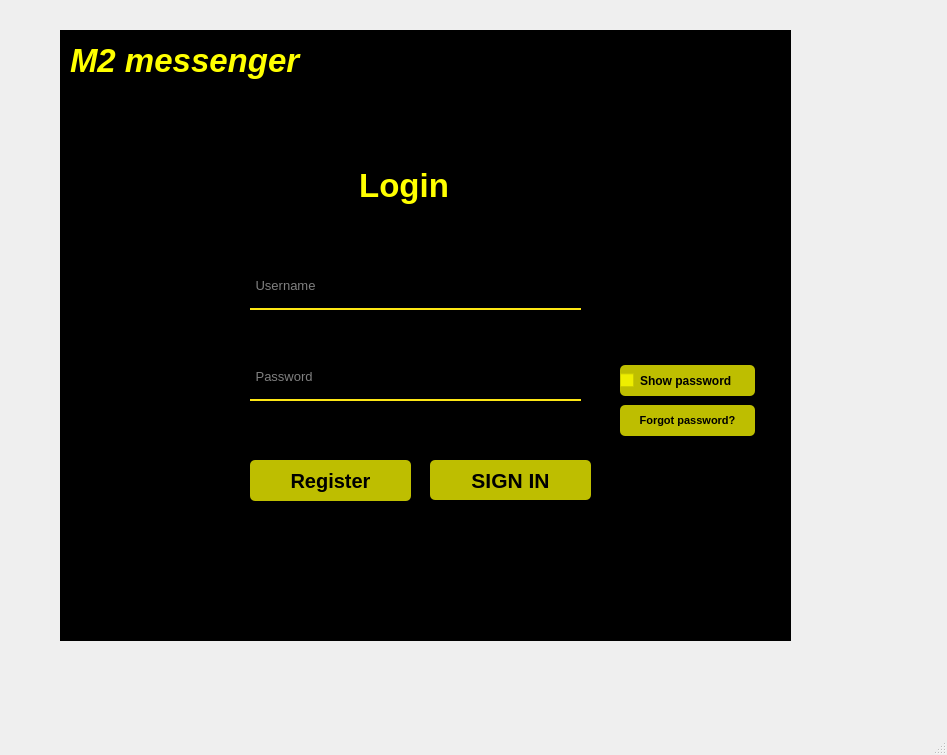
Above: untitled/mainwindow.ui from MohamadKhavaran/M2-Massenger before the change. Below: the same form after it.
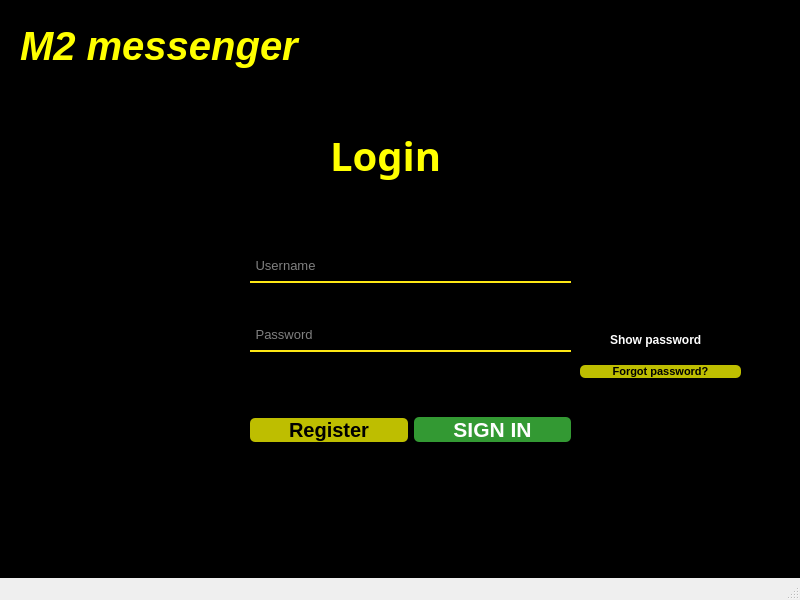
That is the form after the change. Icons and pictures are not drawn.

Patch:
```diff
--- a/untitled/mainwindow.ui
+++ b/untitled/mainwindow.ui
@@ -6,8 +6,8 @@
    <rect>
     <x>0</x>
     <y>0</y>
-    <width>947</width>
-    <height>755</height>
+    <width>800</width>
+    <height>600</height>
    </rect>
   </property>
   <property name="windowTitle">
@@ -20,145 +20,91 @@
    <widget class="QWidget" name="widget" native="true">
     <property name="geometry">
      <rect>
-      <x>60</x>
-      <y>30</y>
-      <width>731</width>
-      <height>611</height>
+      <x>0</x>
+      <y>0</y>
+      <width>800</width>
+      <height>600</height>
      </rect>
     </property>
     <property name="styleSheet">
-     <string notr="true">background-color:rgba(0, 0, 0, 255);</string>
+     <string notr="true">background-color:rgb(0, 0, 0);</string>
     </property>
-    <widget class="QLabel" name="label_3">
+    <widget class="QLabel" name="label_2">
      <property name="geometry">
       <rect>
-       <x>290</x>
-       <y>120</y>
-       <width>131</width>
+       <x>20</x>
+       <y>10</y>
+       <width>351</width>
        <height>71</height>
       </rect>
      </property>
      <property name="font">
       <font>
-       <pointsize>25</pointsize>
+       <pointsize>30</pointsize>
+       <italic>true</italic>
        <bold>true</bold>
       </font>
      </property>
      <property name="styleSheet">
-      <string notr="true">color:rgb(255,255,0)	;
-</string>
+      <string notr="true">QLabel#label_2{
+color:rgb(255,255,0)	;
+}
+
+QLabel#label_2:hover{
+color: rgb(254, 208, 83);
+}</string>
      </property>
      <property name="text">
-      <string> Login</string>
+      <string>M2 messenger</string>
      </property>
     </widget>
-    <widget class="QLineEdit" name="lineEdit">
+    <widget class="QWidget" name="verticalLayoutWidget">
      <property name="geometry">
       <rect>
-       <x>190</x>
-       <y>240</y>
-       <width>331</width>
-       <height>40</height>
-      </rect>
-     </property>
-     <property name="font">
-      <font>
-       <pointsize>10</pointsize>
-      </font>
-     </property>
-     <property name="styleSheet">
-      <string notr="true">bbackground-color:rgba(0, 0, 0, 0);
-border:none;
-border-bottom:2px solid rgba(254, 231, 21, 1);
-color:rgba(255, 255, 255, 255);
-padding-bottom:7px;</string>
-     </property>
-     <property name="placeholderText">
-      <string> Username</string>
-     </property>
-    </widget>
-    <widget class="QLineEdit" name="lineEdit_2">
-     <property name="geometry">
-      <rect>
-       <x>190</x>
-       <y>331</y>
-       <width>331</width>
-       <height>40</height>
-      </rect>
-     </property>
-     <property name="font">
-      <font>
-       <pointsize>10</pointsize>
-      </font>
-     </property>
-     <property name="styleSheet">
-      <string notr="true">bbackground-color:rgba(0, 0, 0, 0);
-border:none;
-border-bottom:2px solid rgba(254, 231, 21, 1);
-color:rgba(255, 255, 255, 255);
-padding-bottom:7px;</string>
-     </property>
-     <property name="echoMode">
-      <enum>QLineEdit::Password</enum>
-     </property>
-     <property name="placeholderText">
-      <string> Password</string>
-     </property>
-    </widget>
-    <widget class="QPushButton" name="pushButton">
-     <property name="geometry">
-      <rect>
-       <x>370</x>
-       <y>430</y>
+       <x>580</x>
+       <y>320</y>
        <width>161</width>
-       <height>40</height>
+       <height>71</height>
       </rect>
      </property>
-     <property name="font">
-      <font>
-       <pointsize>16</pointsize>
-       <bold>true</bold>
-      </font>
-     </property>
-     <property name="styleSheet">
-      <string notr="true">QPushButton#pushButton{
-	background-color:rgba(255, 255, 0, 190);
-	color:rgba(0, 0, 0, 255);
-	border-radius:5px;
+     <layout class="QVBoxLayout" name="verticalLayout">
+      <item>
+       <widget class="QCheckBox" name="checkBox">
+        <property name="font">
+         <font>
+          <bold>true</bold>
+         </font>
+        </property>
+        <property name="styleSheet">
+         <string notr="true">QCheckBox#checkBox {
+padding-left: 10px;
+border-radius: 5px;
+color: #fefefe;
 }
 
-QPushButton#pushButton:hover{
-	background-color:rgb(246, 120, 29);
-
+QCheckBox#checkBox:hover {
+	color: rgb(241, 182, 88);
 }
 
-QPushButton#pushButton:pressed{
-	padding-left:5px;
-	padding-top:5px;
-	background-color:rgba(150,123, 111, 255);
+QCheckBox#checkBox:pressed {
+	color: rgb(85, 255, 255);
 }</string>
-     </property>
-     <property name="text">
-      <string>SIGN IN</string>
-     </property>
-    </widget>
-    <widget class="QPushButton" name="pushButton_2">
-     <property name="geometry">
-      <rect>
-       <x>560</x>
-       <y>375</y>
-       <width>135</width>
-       <height>31</height>
-      </rect>
-     </property>
-     <property name="font">
-      <font>
-       <pointsize>8</pointsize>
-       <bold>true</bold>
-      </font>
-     </property>
-     <property name="styleSheet">
-      <string notr="true">QPushButton#pushButton_2{
+        </property>
+        <property name="text">
+         <string>Show password</string>
+        </property>
+       </widget>
+      </item>
+      <item>
+       <widget class="QPushButton" name="pushButton_2">
+        <property name="font">
+         <font>
+          <pointsize>8</pointsize>
+          <bold>true</bold>
+         </font>
+        </property>
+        <property name="styleSheet">
+         <string notr="true">QPushButton#pushButton_2{
 	background-color:rgba(255, 255, 0, 190);
 	color:rgba(0, 0, 0, 255);
 	border-radius:5px;
@@ -173,31 +119,119 @@
 	padding-left:5px;
 	padding-top:5px;
 	background-color:rgba(150,123, 111, 255);
-}</string>
+}
+</string>
+        </property>
+        <property name="text">
+         <string>Forgot password?</string>
+        </property>
+       </widget>
+      </item>
+     </layout>
+    </widget>
+    <widget class="QWidget" name="verticalLayoutWidget_2">
+     <property name="geometry">
+      <rect>
+       <x>250</x>
+       <y>220</y>
+       <width>321</width>
+       <height>171</height>
+      </rect>
      </property>
-     <property name="text">
-      <string>Forgot password?</string>
-     </property>
+     <layout class="QVBoxLayout" name="verticalLayout_2">
+      <item>
+       <widget class="QLineEdit" name="lineEdit">
+        <property name="font">
+         <font>
+          <pointsize>10</pointsize>
+         </font>
+        </property>
+        <property name="styleSheet">
+         <string notr="true">
+QLineEdit#lineEdit {
+
+background-color:rgba(0, 0, 0, 0);
+border:none;
+border-bottom:2px solid rgba(254, 231, 21, 1);
+color:rgba(255, 255, 255, 255);
+padding-bottom:7px;
+
+}
+
+QLineEdit#lineEdit:hover {
+
+	background-color: rgb(42, 46, 52);
+	border-style: solid;
+	border-color: rgb(245, 179, 1);
+	color: rgb(241, 182, 88);
+
+}</string>
+        </property>
+        <property name="placeholderText">
+         <string> Username</string>
+        </property>
+       </widget>
+      </item>
+      <item>
+       <widget class="QLineEdit" name="lineEdit_2">
+        <property name="font">
+         <font>
+          <pointsize>10</pointsize>
+         </font>
+        </property>
+        <property name="styleSheet">
+         <string notr="true">
+QLineEdit#lineEdit_2 {
+
+background-color:rgba(0, 0, 0, 0);
+border:none;
+border-bottom:2px solid rgba(254, 231, 21, 1);
+color:rgba(255, 255, 255, 255);
+padding-bottom:7px;
+
+}
+
+QLineEdit#lineEdit_2:hover {
+
+	background-color: rgb(42, 46, 52);
+	border-style: solid;
+	border-color: rgb(245, 179, 1);
+	color: rgb(241, 182, 88);
+
+}</string>
+        </property>
+        <property name="echoMode">
+         <enum>QLineEdit::Password</enum>
+        </property>
+        <property name="placeholderText">
+         <string> Password</string>
+        </property>
+       </widget>
+      </item>
+     </layout>
     </widget>
-    <widget class="QPushButton" name="pushButton_3">
+    <widget class="QWidget" name="horizontalLayoutWidget">
      <property name="geometry">
       <rect>
-       <x>190</x>
-       <y>430</y>
-       <width>161</width>
-       <height>41</height>
+       <x>250</x>
+       <y>390</y>
+       <width>321</width>
+       <height>80</height>
       </rect>
      </property>
-     <property name="font">
-      <font>
-       <pointsize>15</pointsize>
-       <bold>true</bold>
-      </font>
-     </property>
-     <property name="styleSheet">
-      <string notr="true">QPushButton#pushButton_3{
+     <layout class="QHBoxLayout" name="horizontalLayout">
+      <item>
+       <widget class="QPushButton" name="pushButton_3">
+        <property name="font">
+         <font>
+          <pointsize>15</pointsize>
+          <bold>true</bold>
+         </font>
+        </property>
+        <property name="styleSheet">
+         <string notr="true">QPushButton#pushButton_3{
 	background-color:rgba(255, 255, 0, 190);
-	color:rgba(0, 0, 0, 255);
+	color: black;
 	border-radius:5px;
 }
 
@@ -211,18 +245,82 @@
 	padding-top:5px;
 	background-color:rgba(150,123, 111, 255);
 }</string>
+        </property>
+        <property name="text">
+         <string>Register</string>
+        </property>
+       </widget>
+      </item>
+      <item>
+       <widget class="QPushButton" name="pushButton">
+        <property name="font">
+         <font>
+          <pointsize>16</pointsize>
+          <bold>true</bold>
+         </font>
+        </property>
+        <property name="styleSheet">
+         <string notr="true">QPushButton#pushButton {
+color:white;
+border-radius: 5px;
+Background: #393;
+color: #fefefe;
+}
+
+QPushButton#pushButton:hover {
+	background-color: rgb(42, 46, 52);
+border-style: solid;
+ border-width: 1px;
+	color: rgb(241, 182, 88);
+}
+
+QPushButton#pushButton:pressed {
+border-style: solid;
+border-width: 1px;
+	background-color: rgb(25, 69, 105);
+	color: rgb(85, 255, 255);
+}</string>
+        </property>
+        <property name="text">
+         <string>SIGN IN</string>
+        </property>
+       </widget>
+      </item>
+     </layout>
+    </widget>
+    <widget class="QLabel" name="label_3">
+     <property name="enabled">
+      <bool>true</bool>
+     </property>
+     <property name="geometry">
+      <rect>
+       <x>330</x>
+       <y>120</y>
+       <width>141</width>
+       <height>71</height>
+      </rect>
+     </property>
+     <property name="font">
+      <font>
+       <family>Droid Sans</family>
+       <pointsize>30</pointsize>
+       <bold>true</bold>
+      </font>
+     </property>
+     <property name="styleSheet">
+      <string notr="true">color:rgb(255, 255, 0);</string>
      </property>
      <property name="text">
-      <string>Register</string>
+      <string>Login</string>
      </property>
     </widget>
     <widget class="QLabel" name="label">
      <property name="geometry">
       <rect>
-       <x>550</x>
+       <x>630</x>
        <y>10</y>
-       <width>151</width>
-       <height>171</height>
+       <width>141</width>
+       <height>151</height>
       </rect>
      </property>
      <property name="styleSheet">
@@ -232,61 +330,6 @@
       <string/>
      </property>
     </widget>
-    <widget class="QCheckBox" name="checkBox">
-     <property name="geometry">
-      <rect>
-       <x>560</x>
-       <y>335</y>
-       <width>135</width>
-       <height>31</height>
-      </rect>
-     </property>
-     <property name="font">
-      <font>
-       <bold>true</bold>
-      </font>
-     </property>
-     <property name="styleSheet">
-      <string notr="true">QCheckBox#checkBox{
-	background-color:rgba(255, 255, 0, 190);
-
-	color:rgba(0, 0, 0, 255);
-	border-radius:5px;
-}
-
-
-QCheckBox#checkBox:hover{
-	background-color:rgb(246, 120, 29);
-
-}</string>
-     </property>
-     <property name="text">
-      <string>Show password</string>
-     </property>
-    </widget>
-    <widget class="QLabel" name="label_2">
-     <property name="geometry">
-      <rect>
-       <x>10</x>
-       <y>0</y>
-       <width>291</width>
-       <height>61</height>
-      </rect>
-     </property>
-     <property name="font">
-      <font>
-       <pointsize>25</pointsize>
-       <italic>true</italic>
-       <bold>true</bold>
-      </font>
-     </property>
-     <property name="styleSheet">
-      <string notr="true">color:rgb(255,255,0)	;</string>
-     </property>
-     <property name="text">
-      <string>M2 messenger</string>
-     </property>
-    </widget>
    </widget>
   </widget>
   <widget class="QStatusBar" name="statusbar"/>
```
